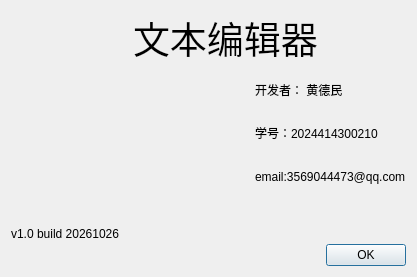
The window that aboutdialog.ui (Tuski-aurora/MYNT) describes before a commit, drawn with Qt 5.
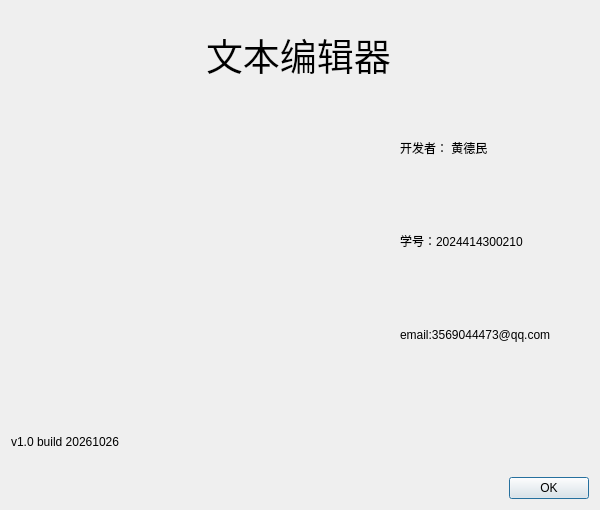
The same window after the commit. Icons and pictures are not drawn.

The edit to the form file:
```diff
--- a/aboutdialog.ui
+++ b/aboutdialog.ui
@@ -6,10 +6,22 @@
    <rect>
     <x>0</x>
     <y>0</y>
-    <width>417</width>
-    <height>277</height>
+    <width>600</width>
+    <height>510</height>
    </rect>
   </property>
+  <property name="minimumSize">
+   <size>
+    <width>600</width>
+    <height>510</height>
+   </size>
+  </property>
+  <property name="maximumSize">
+   <size>
+    <width>600</width>
+    <height>510</height>
+   </size>
+  </property>
   <property name="windowTitle">
    <string>关于</string>
   </property>
```
